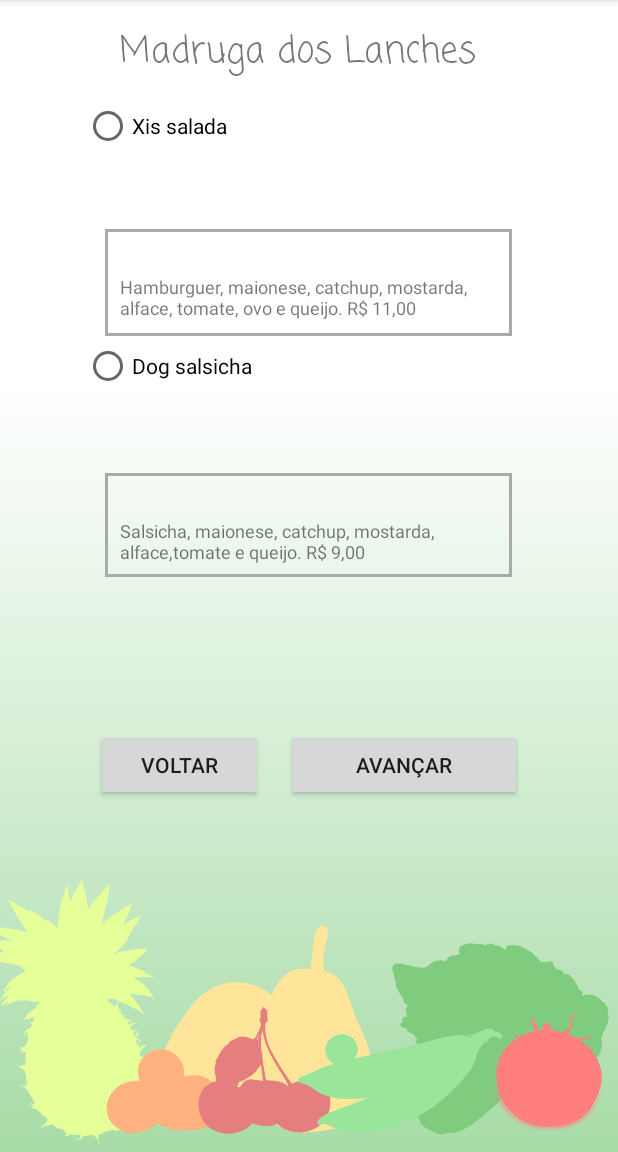
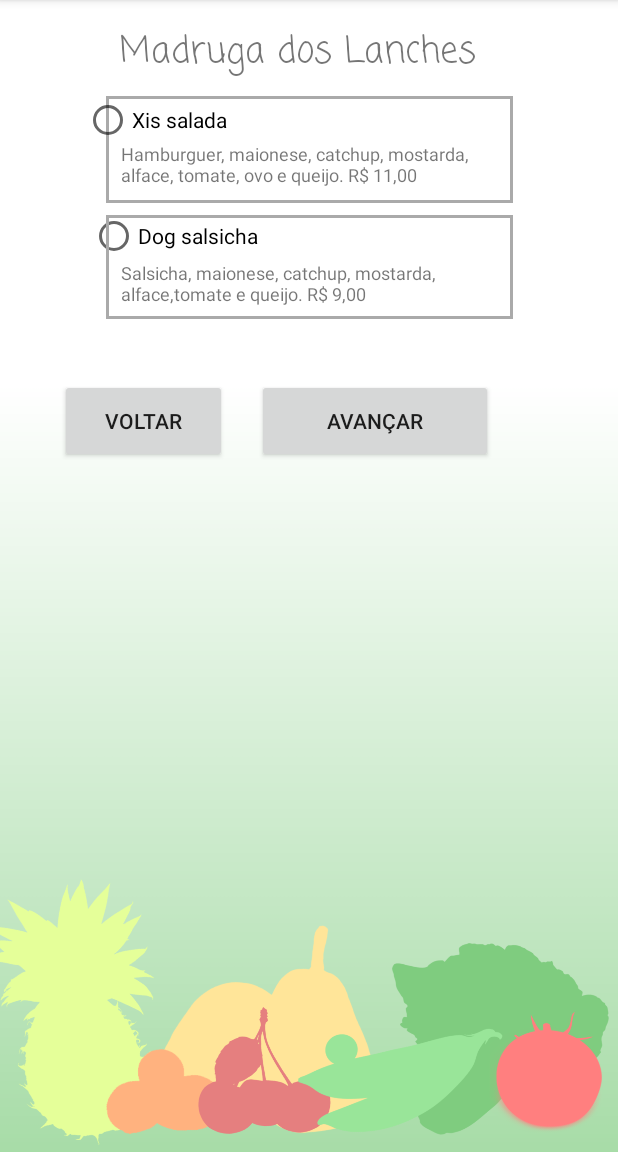
Before and after one commit to jsrrocha/ComelancaV1, an Android app: the MadrugaLanchesActivity screen opened directly, with no data from a screen before it, on a phone screen of 412 x 824 dp, the part 84-1236 px from its top. Run offline under Robolectric (Android 15) with nearby library versions, the phone set to English and light mode, and no system bars; network calls fail.

Commit message:
A few layout fixes

```diff
--- a/app/src/main/AndroidManifest.xml
+++ b/app/src/main/AndroidManifest.xml
@@ -3,9 +3,9 @@
     package="com.example.jessica.comelancav1">
 
     <!-- To auto-complete the email text field in the login form with the user's emails -->
-    <!--<uses-permission android:name="android.permission.GET_ACCOUNTS" />
+    <uses-permission android:name="android.permission.GET_ACCOUNTS" />
     <uses-permission android:name="android.permission.READ_PROFILE" />
-    <uses-permission android:name="android.permission.READ_CONTACTS" /> -->
+    <uses-permission android:name="android.permission.READ_CONTACTS" />
     <uses-permission android:name="android.permission.INTERNET" />
 
     <application
--- a/app/src/main/res/layout/activity_madruga_lanches.xml
+++ b/app/src/main/res/layout/activity_madruga_lanches.xml
@@ -5,48 +5,42 @@
     android:layout_width="match_parent"
     android:layout_height="match_parent"
     android:background="@drawable/back"
-    tools:context=".MadrugaLanchesActivity">
+    tools:context=".MadrugaLanchesActivity"
+    tools:layout_editor_absoluteY="81dp">
 
     <Button
         android:id="@+id/buttoBack2"
         android:layout_width="111dp"
-        android:layout_height="wrap_content"
-        android:layout_marginBottom="234dp"
-        android:layout_marginEnd="4dp"
-        android:layout_marginLeft="56dp"
-        android:layout_marginRight="4dp"
-        android:layout_marginStart="56dp"
+        android:layout_height="56dp"
+        android:layout_marginLeft="40dp"
+        android:layout_marginStart="40dp"
+        android:layout_marginTop="40dp"
         android:onClick="openListRestaurantActivity"
         android:text="Voltar"
-        app:layout_constraintBottom_toBottomOf="parent"
-        app:layout_constraintEnd_toStartOf="@+id/buttonGo2"
-        app:layout_constraintStart_toStartOf="parent" />
+        app:layout_constraintStart_toStartOf="parent"
+        app:layout_constraintTop_toBottomOf="@+id/textDog" />
 
     <Button
         android:id="@+id/buttonGo2"
         android:layout_width="157dp"
-        android:layout_height="wrap_content"
-        android:layout_marginBottom="234dp"
-        android:layout_marginEnd="56dp"
-        android:layout_marginLeft="4dp"
-        android:layout_marginRight="56dp"
-        android:layout_marginStart="4dp"
+        android:layout_height="56dp"
+        android:layout_marginLeft="20dp"
+        android:layout_marginStart="20dp"
+        android:layout_marginTop="40dp"
         android:onClick="openCartActivity"
         android:text="Avançar"
-        app:layout_constraintBottom_toBottomOf="parent"
-        app:layout_constraintEnd_toEndOf="parent"
-        app:layout_constraintStart_toEndOf="@+id/buttoBack2" />
+        app:layout_constraintStart_toEndOf="@+id/buttoBack2"
+        app:layout_constraintTop_toBottomOf="@+id/textDog" />
 
     <TextView
         android:id="@+id/textVeg6"
         android:layout_width="271dp"
         android:layout_height="71dp"
-        android:layout_marginBottom="4dp"
-        android:layout_marginEnd="57dp"
-        android:layout_marginLeft="56dp"
-        android:layout_marginRight="57dp"
-        android:layout_marginStart="56dp"
-        android:layout_marginTop="11dp"
+        android:layout_marginEnd="8dp"
+        android:layout_marginLeft="8dp"
+        android:layout_marginRight="8dp"
+        android:layout_marginStart="8dp"
+        android:layout_marginTop="64dp"
         android:background="@drawable/border_view"
         android:paddingBottom="0dp"
         android:paddingEnd="0dp"
@@ -56,18 +50,17 @@
         android:paddingTop="30dp"
         android:text="Hamburguer, maionese, catchup, mostarda, alface, tomate, ovo e queijo. R$ 11,00"
         android:textSize="12sp"
-        app:layout_constraintBottom_toTopOf="@+id/textDog"
         app:layout_constraintEnd_toEndOf="parent"
         app:layout_constraintStart_toStartOf="parent"
-        app:layout_constraintTop_toBottomOf="@+id/textViewMadruga" />
+        app:layout_constraintTop_toTopOf="parent" />
 
     <RadioButton
         android:id="@+id/radioButtonDog"
         android:layout_width="wrap_content"
         android:layout_height="27dp"
-        android:layout_marginLeft="56dp"
-        android:layout_marginStart="56dp"
-        android:layout_marginTop="6dp"
+        android:layout_marginLeft="60dp"
+        android:layout_marginStart="60dp"
+        android:layout_marginTop="8dp"
         android:text="Dog salsicha"
         app:layout_constraintStart_toStartOf="parent"
         app:layout_constraintTop_toBottomOf="@+id/textVeg6" />
@@ -76,16 +69,14 @@
         android:id="@+id/textViewMadruga"
         android:layout_width="253dp"
         android:layout_height="41dp"
-        android:layout_marginBottom="38dp"
-        android:layout_marginEnd="64dp"
-        android:layout_marginLeft="64dp"
-        android:layout_marginRight="64dp"
-        android:layout_marginStart="64dp"
+        android:layout_marginEnd="8dp"
+        android:layout_marginLeft="8dp"
+        android:layout_marginRight="8dp"
+        android:layout_marginStart="8dp"
         android:layout_marginTop="16dp"
         android:text="Madruga dos Lanches"
         android:textSize="24sp"
         app:fontFamily="casual"
-        app:layout_constraintBottom_toTopOf="@+id/radioButtonMix"
         app:layout_constraintEnd_toEndOf="parent"
         app:layout_constraintStart_toStartOf="parent"
         app:layout_constraintTop_toTopOf="parent" />
@@ -94,12 +85,11 @@
         android:id="@+id/textDog"
         android:layout_width="271dp"
         android:layout_height="69dp"
-        android:layout_marginBottom="17dp"
-        android:layout_marginEnd="57dp"
-        android:layout_marginLeft="56dp"
-        android:layout_marginRight="57dp"
-        android:layout_marginStart="56dp"
-        android:layout_marginTop="4dp"
+        android:layout_marginEnd="8dp"
+        android:layout_marginLeft="8dp"
+        android:layout_marginRight="8dp"
+        android:layout_marginStart="8dp"
+        android:layout_marginTop="8dp"
         android:background="@drawable/border_view"
         android:paddingBottom="0dp"
         android:paddingEnd="0dp"
@@ -109,20 +99,19 @@
         android:paddingTop="30dp"
         android:text="Salsicha, maionese, catchup, mostarda, alface,tomate e queijo. R$ 9,00"
         android:textSize="12sp"
-        app:layout_constraintBottom_toTopOf="@+id/buttoBack2"
         app:layout_constraintEnd_toEndOf="parent"
+        app:layout_constraintHorizontal_bias="0.505"
         app:layout_constraintStart_toStartOf="parent"
         app:layout_constraintTop_toBottomOf="@+id/textVeg6" />
 
     <RadioButton
         android:id="@+id/radioButtonXis"
         android:layout_width="wrap_content"
-        android:layout_height="33dp"
+        android:layout_height="31dp"
         android:layout_marginLeft="56dp"
         android:layout_marginStart="56dp"
-        android:layout_marginTop="10dp"
         android:text="Xis salada"
         app:layout_constraintStart_toStartOf="parent"
-        app:layout_constraintTop_toBottomOf="@+id/textViewMadruga" />
+        app:layout_constraintTop_toTopOf="@+id/textVeg6" />
 
 </android.support.constraint.ConstraintLayout>
--- a/build.gradle
+++ b/build.gradle
@@ -7,7 +7,7 @@ buildscript {
         jcenter()
     }
     dependencies {
-        classpath 'com.android.tools.build:gradle:3.1.2'
+        classpath 'com.android.tools.build:gradle:3.1.3'
 
 
         // NOTE: Do not place your application dependencies here; they belong
--- a/gradle.properties
+++ b/gradle.properties
@@ -7,6 +7,7 @@
 # Specifies the JVM arguments used for the daemon process.
 # The setting is particularly useful for tweaking memory settings.
 org.gradle.jvmargs=-Xmx1536m
+
 # When configured, Gradle will run in incubating parallel mode.
 # This option should only be used with decoupled projects. More details, visit
 # http://www.gradle.org/docs/current/userguide/multi_project_builds.html#sec:decoupled_projects
```
Also changed, not shown: app/src/main/res/layout/activity_main.xml (+18 -18 lines), app/src/main/res/layout/activity_status.xml (+5 -2 lines).
